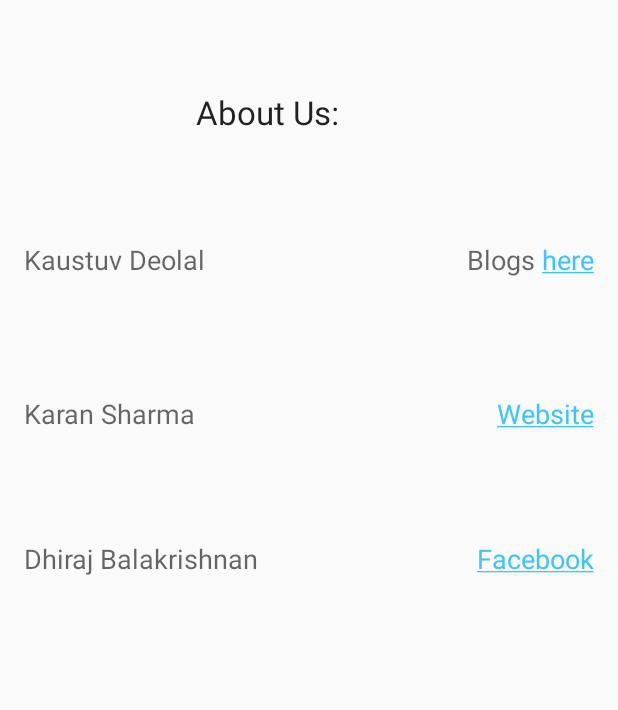
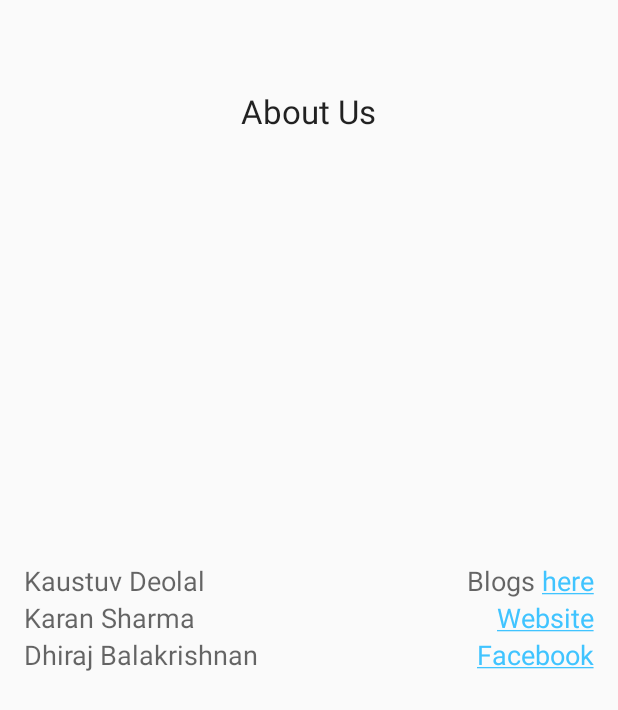
Before and after one commit to mr-karan/SNUMessApp, an Android app: the info screen opened directly, with no data from a screen before it, on a phone screen of 412 x 824 dp. Shown: the top 710 px of the screen. Run offline under Robolectric (Android 15) with nearby library versions, the phone set to English and light mode, and no system bars.

Commit message:
improved ui

```diff
--- a/SNU_DINE/app/src/main/res/layout/activity_info.xml
+++ b/SNU_DINE/app/src/main/res/layout/activity_info.xml
@@ -11,12 +11,11 @@
         android:layout_width="wrap_content"
         android:layout_height="wrap_content"
         android:textAppearance="?android:attr/textAppearanceLarge"
-        android:text="About Us:"
+        android:text="About Us"
         android:id="@+id/abt"
-        android:layout_marginTop="44dp"
+        android:layout_marginTop="43dp"
         android:layout_alignParentTop="true"
-        android:layout_toRightOf="@+id/jehadi"
-        android:layout_toEndOf="@+id/jehadi" />
+        android:layout_centerHorizontal="true" />
 
     <TextView
         android:layout_width="wrap_content"
@@ -24,9 +23,7 @@
         android:textAppearance="?android:attr/textAppearanceMedium"
         android:text="Kaustuv Deolal "
         android:id="@+id/vut"
-        android:layout_marginTop="71dp"
-        android:layout_below="@+id/abt"
-        android:layout_alignParentLeft="true"
+        android:layout_above="@+id/jehadi"
         android:layout_alignParentStart="true" />
 
     <TextView
@@ -35,9 +32,7 @@
         android:textAppearance="?android:attr/textAppearanceMedium"
         android:text="Karan Sharma"
         android:id="@+id/jehadi"
-        android:layout_marginTop="78dp"
-        android:layout_below="@+id/vut"
-        android:layout_alignParentLeft="true"
+        android:layout_centerVertical="true"
         android:layout_alignParentStart="true" />
 
     <TextView
@@ -47,9 +42,7 @@
         android:text="Dhiraj Balakrishnan"
         android:id="@+id/dhiru"
         android:layout_below="@+id/jehadi"
-        android:layout_alignParentLeft="true"
-        android:layout_alignParentStart="true"
-        android:layout_marginTop="72dp" />
+        android:layout_alignParentStart="true" />
 
     <TextView
         android:layout_width="wrap_content"
```
Also changed, not shown: SNU_DINE/app/src/main/res/layout/activity_main.xml (+4 -10 lines).
